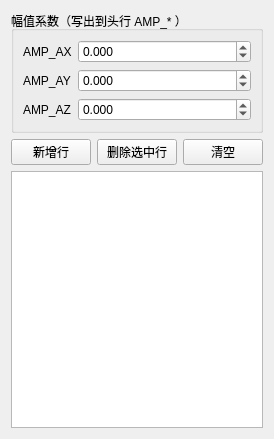
Qt form plugins/Base_PhysicalField/SeismicAndAddedMassPage.ui (asd977/base_cae) before a commit.
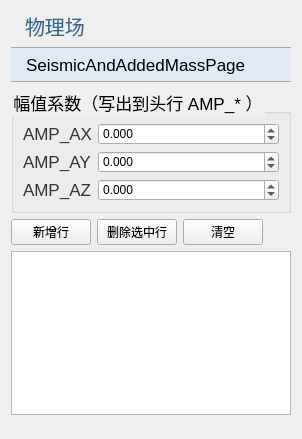
The same form after that commit. Icons and pictures are not drawn.

Commit message: style: unify Base_PhysicalField ui page headers and spacing

Patch:
```diff
--- a/plugins/Base_PhysicalField/SeismicAndAddedMassPage.ui
+++ b/plugins/Base_PhysicalField/SeismicAndAddedMassPage.ui
@@ -13,7 +13,126 @@
   <property name="windowTitle">
    <string>SeismicAndAddedMassPage</string>
   </property>
+  <property name="styleSheet">
+   <string notr="true">QWidget{
+font-family: &quot;Microsoft YaHei&quot;, &quot;微软雅黑&quot;;
+}
+QPushButton#pushButton {
+    background-color: rgb(224, 233, 244);
+    border-width: 1px;
+    border-color: rgb(121, 121, 121);
+    border-style: solid;
+    height: 33px;
+    border-top: 1px solid rgb(169, 169, 169); /* 上边框为灰色 */
+    border-bottom: 1px solid rgb(169, 169, 169); /* 下边框为灰色 */
+    border-left: none; /* 移除左边框 */
+    border-right: none;
+    text-align: left;
+	padding-left: 15px;
+	font-size: 17px;
+	border-style: solid;
+}
+QLabel {
+    font-family: &quot;Microsoft YaHei&quot;, &quot;微软雅黑&quot;;
+    font-size: 17px;
+    text-align: left;
+    color: rgb(51, 51, 51);
+    white-space: nowrap;
+    line-height: 50px;
+    position: absolute;
+    top: 0px;
+    left: 0px;
+}
+QLabel#pageNameLabel {
+    font-size: 20px;
+    font-family: &quot;Microsoft YaHei&quot;, 微软雅黑;
+    text-align: left;
+	padding-left:9px;
+    color: rgb(53, 103, 147);
+}
+QLineEdit {
+    border: 1px solid rgb(200, 200, 200); /* 设置边框为淡灰色 */
+    border-radius: 2px; /* 设置圆角半径为 5 像素 */
+	font-size: 17px;
+}
+QLineEdit:focus {
+    border-color: rgb(100, 100, 255); /* 设置焦点时的边框颜色为蓝色 */
+    outline: none; /* 去掉默认的焦点边框 */
+}
+QComboBox {
+    font-family: &quot;Microsoft YaHei&quot;, 微软雅黑;
+    font-size: 17px;
+    text-align: left;
+    color: rgb(51, 51, 51);
+    padding-left:6px;
+    background: rgb(240, 240, 240);
+    border: 1px solid rgb(169, 169, 169);
+    border-radius: 3px; /* 设置边框的圆角半径为5像素 */
+}
+QComboBox::drop-down {
+    background: rgb(240, 240, 240);
+}
+QComboBox::down-arrow {
+    image: url(:/resources/down_arrow.png); /* 替换下拉箭头图标 */
+}
+/*QCombobox右侧按钮*/
+QComboBox::drop-down {
+    subcontrol-origin: padding;
+    subcontrol-position: top right;/*放于右方顶部*/
+    border-top-right-radius: 3px;/*设置边框圆角*/
+    border-bottom-right-radius: 3px;
+}
+QLineEdit {
+    border: 1px solid rgb(200, 200, 200); /* 设置边框为淡灰色 */
+    border-radius: 2px; /* 设置圆角半径为 5 像素 */
+	font-size: 17px;
+}
+QLineEdit:focus {
+    border-color: rgb(100, 100, 255); /* 设置焦点时的边框颜色为蓝色 */
+    outline: none; /* 去掉默认的焦点边框 */
+}
+
+QRadioButton {
+    font-size: 17px; /* 设置字体大小为 14 像素 */
+}
+
+QCheckBox {
+    font-size: 17px; /* 设置字体大小为 14 像素 */
+}
+
+QGroupBox{
+    font-size: 17px; /* 设置字体大小为 14 像素 */   
+}
+
+</string>
+  </property>
   <layout class="QVBoxLayout" name="verticalLayout">
+   <item>
+    <widget class="QLabel" name="pageNameLabel">
+     <property name="sizePolicy">
+      <sizepolicy hsizetype="Preferred" vsizetype="Fixed">
+       <horstretch>0</horstretch>
+       <verstretch>0</verstretch>
+      </sizepolicy>
+     </property>
+     <property name="text">
+      <string>物理场</string>
+     </property>
+    </widget>
+   </item>
+   <item>
+    <widget class="QPushButton" name="pushButton">
+     <property name="sizePolicy">
+      <sizepolicy hsizetype="Ignored" vsizetype="Fixed">
+       <horstretch>0</horstretch>
+       <verstretch>0</verstretch>
+      </sizepolicy>
+     </property>
+     <property name="text">
+      <string>SeismicAndAddedMassPage</string>
+     </property>
+    </widget>
+   </item>
    <item>
     <widget class="QGroupBox" name="groupBoxAmp">
      <property name="title">
@@ -130,6 +249,19 @@
    <item>
     <widget class="QTableWidget" name="tableSeismic"/>
    </item>
+   <item>
+    <spacer name="verticalSpacer">
+     <property name="orientation">
+      <enum>Qt::Orientation::Vertical</enum>
+     </property>
+     <property name="sizeHint" stdset="0">
+      <size>
+       <width>20</width>
+       <height>40</height>
+      </size>
+     </property>
+    </spacer>
+   </item>
   </layout>
  </widget>
  <resources/>
```
The commit also changes 10 other files.
